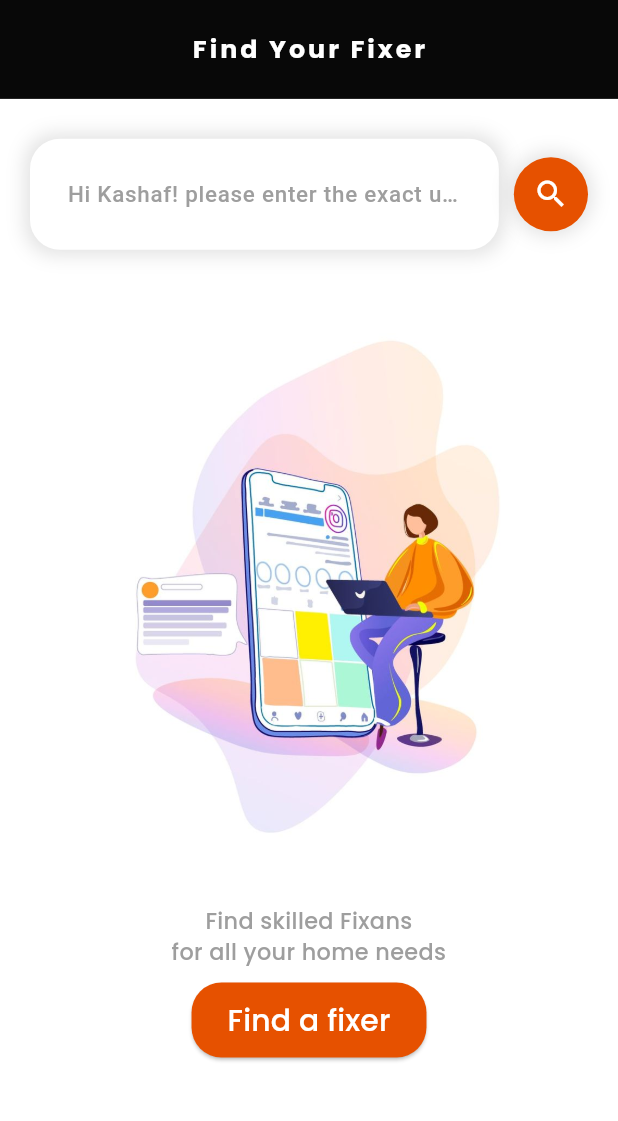
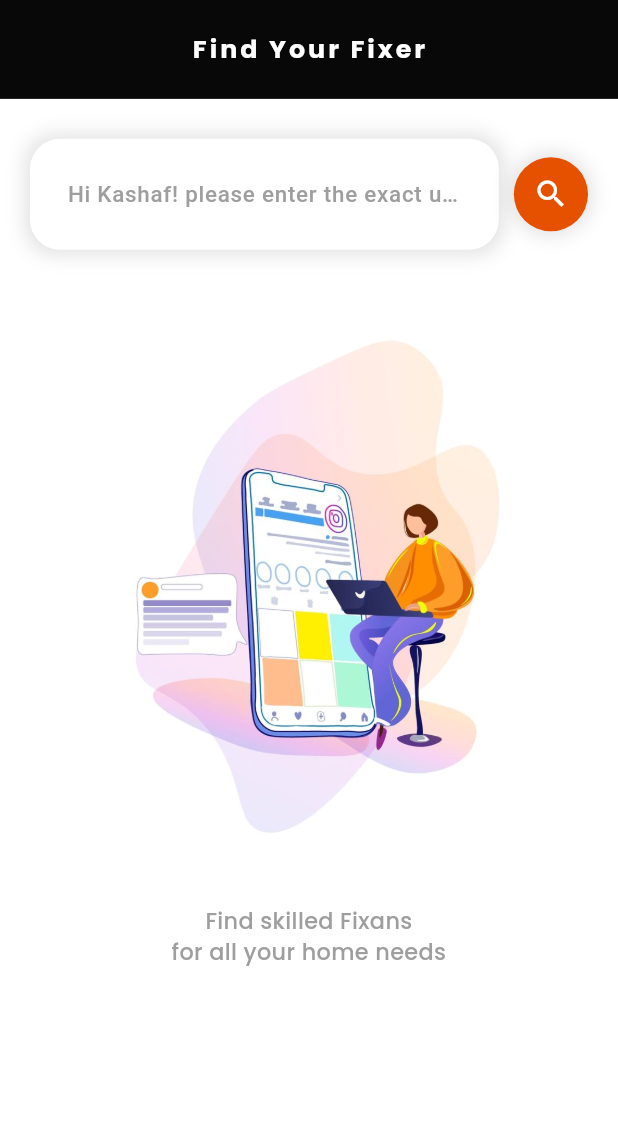
Before and after one commit to kashaf-ud-duja/All_fixs_flutter-projects, a Flutter app: the InviteFriend screen opened directly, on a phone screen of 412 x 824 dp, the part 90-1211 px from its top. Run offline on Flutter 3.47's test engine with Material 3 defaults, Android fonts, the phone set to English and light mode, and no system bars; our stand-ins replace animated_bottom_navigation_bar, circular_profile_avatar, flutter_sizer, getwidget, google_fonts, page_transition and 1 more; Roboto replaces fonts that are missing (Nunito).

Commit message:
resolving dart updated version issues

```diff
--- a/all_fixs/lib/Views/Invitation/invite_friend.dart
+++ b/all_fixs/lib/Views/Invitation/invite_friend.dart
@@ -155,25 +155,25 @@ class InviteFriend extends StatelessWidget {
             const SizedBox(
               height: 10,
             ),
-            ElevatedButton(
-              style: ButtonStyle(
-                backgroundColor: MaterialStateProperty.all(Colors.orange[900]),
-                shape: MaterialStateProperty.all(
-                  RoundedRectangleBorder(
-                      borderRadius: BorderRadius.circular(20)),
-                ),
-                minimumSize: MaterialStateProperty.all(Size(150, 50)),
-              ),
-              onPressed: () {},
-              child: Text(
-                "Find a fixer",
-                style: GoogleFonts.poppins(
-                  fontSize: 20.sp,
-                  color: Colors.white,
-                  fontWeight: FontWeight.w500,
-                ),
-              ),
-            ),
+            // ElevatedButton(
+            //   style: ButtonStyle(
+            //     backgroundColor: MaterialStateProperty.all(Colors.orange[900]),
+            //     shape: MaterialStateProperty.all(
+            //       RoundedRectangleBorder(
+            //           borderRadius: BorderRadius.circular(20)),
+            //     ),
+            //     minimumSize: MaterialStateProperty.all(Size(150, 50)),
+            //   ),
+            //   onPressed: () {},
+            //   child: Text(
+            //     "Find a fixer",
+            //     style: GoogleFonts.poppins(
+            //       fontSize: 20.sp,
+            //       color: Colors.white,
+            //       fontWeight: FontWeight.w500,
+            //     ),
+            //   ),
+            // ),
             const SizedBox(
               height: 50,
             ),
--- a/all_fixs/pubspec.yaml
+++ b/all_fixs/pubspec.yaml
@@ -37,13 +37,13 @@ dependencies:
   # Use with the CupertinoIcons class for iOS style icons.
   cupertino_icons: ^1.0.2
   google_fonts: ^4.0.4
-  rounded_loading_button: ^2.0.8
+  rounded_loading_button: ^2.1.0
   circular_profile_avatar: ^2.0.5
   getwidget: ^4.0.0
   page_transition: "^2.1.0"
   flutter_sizer: ^1.0.4
   animated_bottom_navigation_bar: ^1.3.3
-  font_awesome_flutter: ^10.7.0
+
 
 dev_dependencies:
   flutter_test:
```
Also changed, not shown: all_fixs/lib/Views/Invitation/accept_invite.dart (+56 -56 lines), all_fixs/pubspec.lock.
